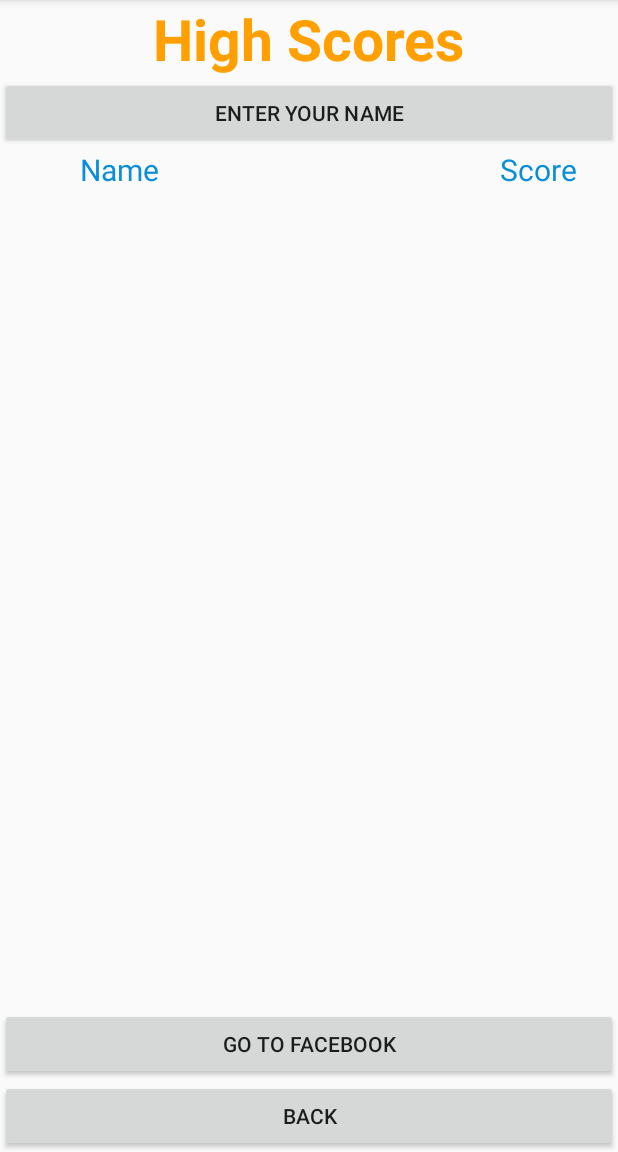
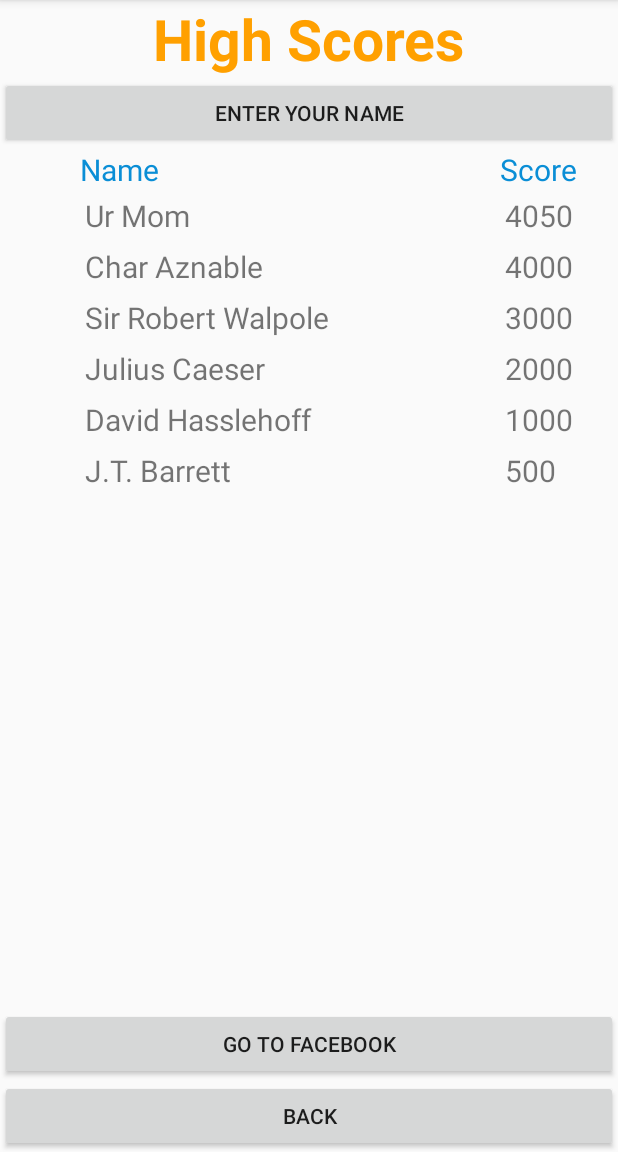
Before and after one commit to LucianOfTheGate/TheSurvivalGame, an Android app: the ScoreFragment screen opened directly, with no data from a screen before it, on a phone screen of 412 x 824 dp, the part 84-1236 px from its top. Run offline under Robolectric (Android 15) with nearby library versions, the phone set to English and light mode, and no system bars.

Commit message:
Scores are now sorted properly

```diff
--- a/app/build.gradle
+++ b/app/build.gradle
@@ -2,7 +2,7 @@ apply plugin: 'com.android.application'
 
 android {
     compileSdkVersion 26
-    buildToolsVersion "26.0.1"
+    buildToolsVersion '26.0.2'
     defaultConfig {
         applicationId "com.example.annax.survivalgame"
         minSdkVersion 23
@@ -29,4 +29,5 @@ dependencies {
     testImplementation 'junit:junit:4.12'
     androidTestImplementation 'com.android.support.test:runner:1.0.1'
     androidTestImplementation 'com.android.support.test.espresso:espresso-core:3.0.1'
+    compile 'com.facebook.android:facebook-login:[4,5)'
 }
--- a/app/src/main/java/com/example/annax/survivalgame/ScoreFragment.java
+++ b/app/src/main/java/com/example/annax/survivalgame/ScoreFragment.java
@@ -19,6 +19,7 @@ import android.widget.LinearLayout;
 import android.widget.TableRow;
 import android.widget.TextView;
 
+import java.util.LinkedList;
 import java.util.List;
 import java.util.Map;
 
@@ -38,6 +39,7 @@ public class ScoreFragment extends Fragment implements View.OnClickListener{
         sharedPref = getActivity().getPreferences(Context.MODE_PRIVATE);
         mp = MediaPlayer.create(getActivity(), R.raw.sound_effect1);
         tableLayout = v.findViewById(R.id.scoreHistory);
+        createInitialScoresMap();
         setScoreHistory();
         Button enterName = v.findViewById(R.id.enterName);
         Button scoreBack = v.findViewById(R.id.ScoreBack);
@@ -76,11 +78,13 @@ public class ScoreFragment extends Fragment implements View.OnClickListener{
     }
 
     private void setScoreHistory(){
-        Map<String,?> keys = sharedPref.getAll();
-        for(Map.Entry<String,?> entry : keys.entrySet()){
+        Map<String, ?> keys = sharedPref.getAll();
+        //For the sake of everyone's sanity the scores shall be sorted in order you expect
+        List<Map.Entry<String, ?>> scores = sortScoreMap(keys);
+        for(Map.Entry<String,?> entry : scores){
             TableRow row = new TableRow(getActivity());
             row.setLayoutParams(new TableRow.LayoutParams(TableRow.LayoutParams.MATCH_PARENT));
-            row.setPadding(5, 5, 5,5);
+            row.setPadding(5, 5, 5, 5);
             row.setGravity(Gravity.CENTER_VERTICAL);
             TextView name = new TextView(getActivity());
             TextView score = new TextView(getActivity());
@@ -97,4 +101,46 @@ public class ScoreFragment extends Fragment implements View.OnClickListener{
         }
     }
 
+    private List<Map.Entry<String, ?>> sortScoreMap(Map<String, ?> keys) {
+        //Useful variables
+        List<Map.Entry<String, ?>> values = new LinkedList<>();
+        List<Map.Entry<String, ?>> temp = new LinkedList<>();
+
+        //Get all of the values (not keys) within the map
+        //[It does not matter if there are duplicate values]
+        for (Map.Entry<String, ?> entry : keys.entrySet()) {
+            temp.add(entry);
+        }
+
+        //Uses insertion sort to sort the list
+        //[Insertion sort is used mainly for my peace of mind]
+        //[I also forgot how to write insertion sort so I had to ask google (tutorials point)]
+        int length = temp.size();
+        for (int i = 1; i < length; i++) {
+            Map.Entry<String, ?> value = temp.get(i);
+            int j = i - 1;
+            while ((j > -1) && ((Integer)temp.get(j).getValue() > (Integer) value.getValue())) {
+                temp.set(j + 1, temp.get(j));
+                j--;
+            }
+            temp.set(j + 1, value);
+        }
+
+        //Reverse the order of the entries
+        for (int k = 0; k < length; k++)
+            values.add(k, temp.get(length-k-1));
+
+        return values;
+    }
+    private void createInitialScoresMap() {
+        SharedPreferences.Editor editor = sharedPref.edit();
+        editor.putInt("J.T. Barrett", 500);
+        editor.putInt("David Hasslehoff",1000);
+        editor.putInt("Julius Caeser", 2000);
+        editor.putInt("Sir Robert Walpole", 3000);
+        editor.putInt("Char Aznable", 4000);
+        editor.putInt("Ur Mom", 4050);
+        editor.commit();
+    }
+
 }
--- a/app/src/main/res/values/strings.xml
+++ b/app/src/main/res/values/strings.xml
@@ -17,4 +17,6 @@
     <string name="action_settings">Settings</string>
     <string name="item_spwan">Item Spwan Rate</string>
     <string name="monster_spawn">Monster Spwan Rate</string>
+    <string name="facebook_app_id">com.example.annax.survivalgame</string>
+    <string name="fb_login_protocol_scheme">fbcom.example.annax.survivalgame</string>
 </resources>
--- a/build.gradle
+++ b/build.gradle
@@ -4,10 +4,11 @@ buildscript {
 
     repositories {
         google()
+        mavenCentral()
         jcenter()
     }
     dependencies {
-        classpath 'com.android.tools.build:gradle:3.0.0-beta6'
+        classpath 'com.android.tools.build:gradle:3.0.0'
 
 
         // NOTE: Do not place your application dependencies here; they belong
```
Also changed, not shown: app/src/main/AndroidManifest.xml (+18 -0 lines).
